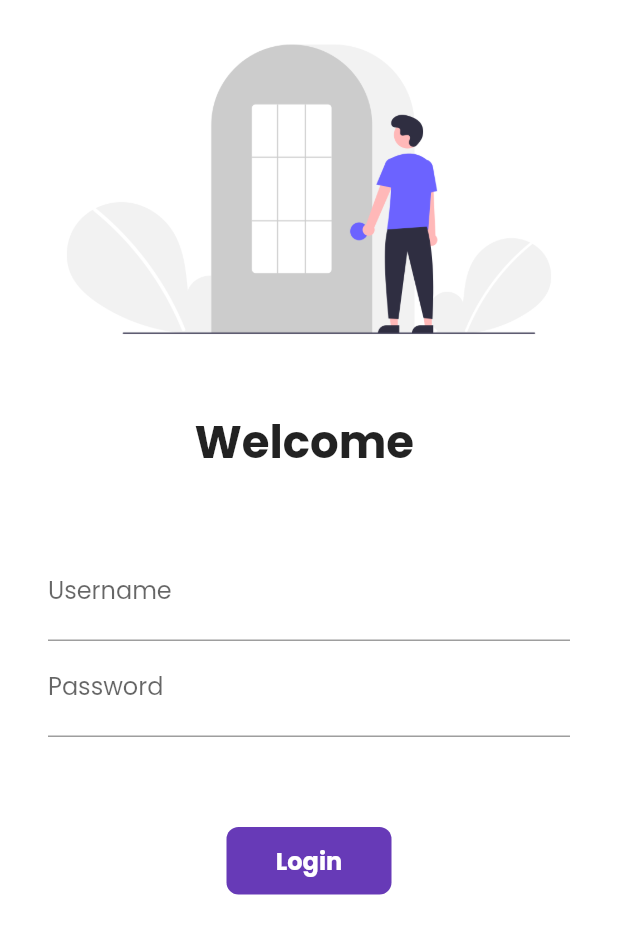
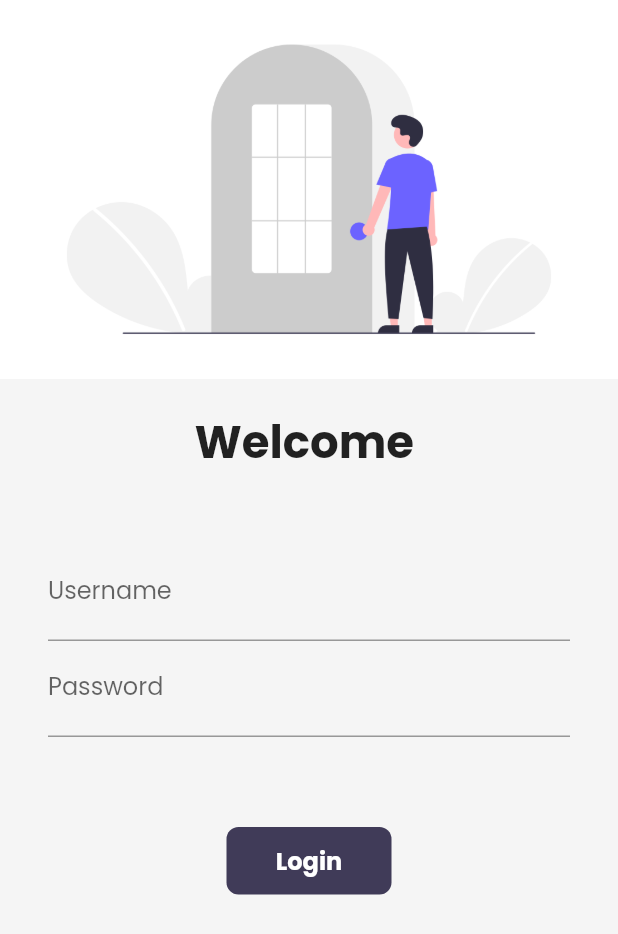
Before and after one commit to JaberHPranto/Flutter-Basics, a Flutter app: the Login screen opened by its route, on a phone screen of 412 x 824 dp. Shown: the top 934 px of the screen. Run offline on Flutter 3.47's test engine with Material 2 defaults, Android fonts, the phone set to English and light mode, and no system bars; our stand-ins replace google_fonts, velocity_x; network calls fail.

Commit message:
support for light and dark theme

```diff
--- a/lib/main.dart
+++ b/lib/main.dart
@@ -1,4 +1,5 @@
 import 'package:flutter/material.dart';
+import 'package:flutter_tutorial/pages/cartPage.dart';
 import 'package:flutter_tutorial/pages/homePage.dart';
 import 'package:flutter_tutorial/pages/login.dart';
 import 'package:flutter_tutorial/utils/routes.dart';
@@ -15,7 +16,7 @@ class MyApp extends StatelessWidget {
   Widget build(BuildContext context) {
     return MaterialApp(
       // home: HomePage(),
-      themeMode: ThemeMode.light,
+      themeMode: ThemeMode.system,
       // light theme
       theme: MyTheme.lightTheme(context),
       darkTheme: MyTheme.darkTheme(context),
@@ -25,6 +26,7 @@ class MyApp extends StatelessWidget {
         "/": (context) => Login(),
         AppRoutes.loginRoute: (context) => Login(),
         AppRoutes.homeRoute: (context) => HomePage(),
+        AppRoutes.cartRoute: (context) => CartPage(),
       },
     );
   }
--- a/lib/pages/login.dart
+++ b/lib/pages/login.dart
@@ -1,5 +1,6 @@
 import 'package:flutter/material.dart';
 import 'package:flutter_tutorial/utils/routes.dart';
+import 'package:velocity_x/velocity_x.dart';
 
 class Login extends StatefulWidget {
   const Login({Key? key}) : super(key: key);
@@ -29,7 +30,7 @@ class _LoginState extends State<Login> {
   @override
   Widget build(BuildContext context) {
     return Material(
-      color: Colors.white,
+      color: context.theme.canvasColor,
       child: SingleChildScrollView(
         child: Column(
           children: [
@@ -85,7 +86,7 @@ class _LoginState extends State<Login> {
                     ),
                     // Material for giving effects
                     Material(
-                      color: Colors.deepPurple,
+                      color: context.theme.buttonColor,
                       borderRadius: BorderRadius.circular(isLoggedIn ? 50 : 8),
                       // Inkwell used for making a container clickable
                       child: InkWell(
--- a/lib/utils/routes.dart
+++ b/lib/utils/routes.dart
@@ -2,4 +2,5 @@ class AppRoutes {
   static String loginRoute = "/login";
   static String homeRoute = "/home";
   static String homeDetailsRoute = "/details";
+  static String cartRoute = "/cart";
 }
--- a/lib/widgets/homeWidgets/catalogHeader.dart
+++ b/lib/widgets/homeWidgets/catalogHeader.dart
@@ -9,8 +9,8 @@ class CatalogHeader extends StatelessWidget {
     return Column(
       crossAxisAlignment: CrossAxisAlignment.start,
       children: [
-        "Catalog Manager".text.xl4.bold.make(),
-        "Trending Products".text.xl2.make()
+        "Catalog Manager".text.xl4.bold.color(context.theme.accentColor).make(),
+        "Trending Products".text.xl2.color(context.theme.accentColor).make()
       ],
     );
   }
--- a/lib/widgets/homeWidgets/catalogImage.dart
+++ b/lib/widgets/homeWidgets/catalogImage.dart
@@ -1,7 +1,5 @@
 import 'package:flutter/material.dart';
 import 'package:velocity_x/velocity_x.dart';
-
-import '../theme.dart';
 
 class CatalogImage extends StatelessWidget {
   final String image;
@@ -12,7 +10,7 @@ class CatalogImage extends StatelessWidget {
     return Image.network(image)
         .box
         .rounded
-        .color(MyTheme.creemColor)
+        .color(context.theme.canvasColor)
         .p8
         .make()
         .p16()
--- a/lib/widgets/theme.dart
+++ b/lib/widgets/theme.dart
@@ -1,10 +1,15 @@
 import 'package:flutter/material.dart';
 import 'package:google_fonts/google_fonts.dart';
+import 'package:velocity_x/velocity_x.dart';
 
 class MyTheme {
   static ThemeData lightTheme(BuildContext context) => ThemeData(
         primarySwatch: Colors.deepPurple,
         fontFamily: GoogleFonts.poppins().fontFamily,
+        cardColor: Colors.white,
+        canvasColor: creemColor,
+        buttonColor: bluishColor,
+        accentColor: bluishColor,
         appBarTheme: AppBarTheme(
             color: Colors.white,
             iconTheme: IconThemeData(color: Colors.black),
@@ -12,10 +17,24 @@ class MyTheme {
             elevation: 0.0),
       );
 
-  static ThemeData darkTheme(BuildContext context) =>
-      ThemeData(brightness: Brightness.dark);
+  static ThemeData darkTheme(BuildContext context) => ThemeData(
+        brightness: Brightness.dark,
+        primarySwatch: Colors.deepPurple,
+        fontFamily: GoogleFonts.poppins().fontFamily,
+        cardColor: Colors.black,
+        canvasColor: darkCreemColor,
+        buttonColor: lightBluishColor,
+        accentColor: lightBluishColor,
+        appBarTheme: AppBarTheme(
+            color: Colors.white,
+            iconTheme: IconThemeData(color: Colors.white),
+            textTheme: Theme.of(context).textTheme,
+            elevation: 0.0),
+      );
 
   // Colors
   static Color creemColor = Color(0xfff5f5f5);
+  static Color darkCreemColor = Vx.gray900;
   static Color bluishColor = Color(0xff403b58);
+  static Color lightBluishColor = Vx.indigo500;
 }
```
Also changed, not shown: lib/pages/cartPage.dart (added, +16 -0 lines), lib/pages/homeDetailsPage.dart (+18 -8 lines), lib/pages/homePage.dart (+10 -2 lines), lib/widgets/homeWidgets/catalogItem.dart (+4 -5 lines).
